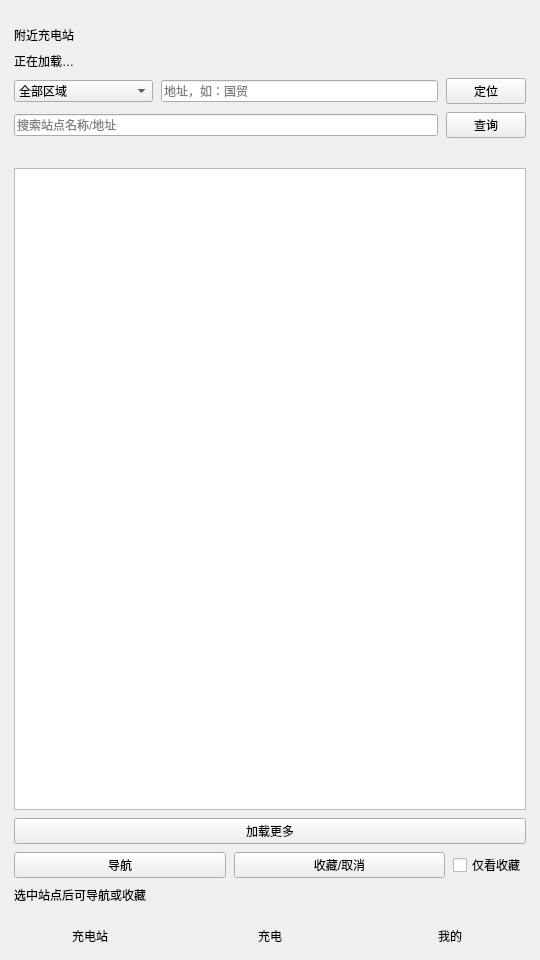
First picture: the form in user_client/MainWindow.ui, repository asdjqw/Charging_Pile_System, before the edit.
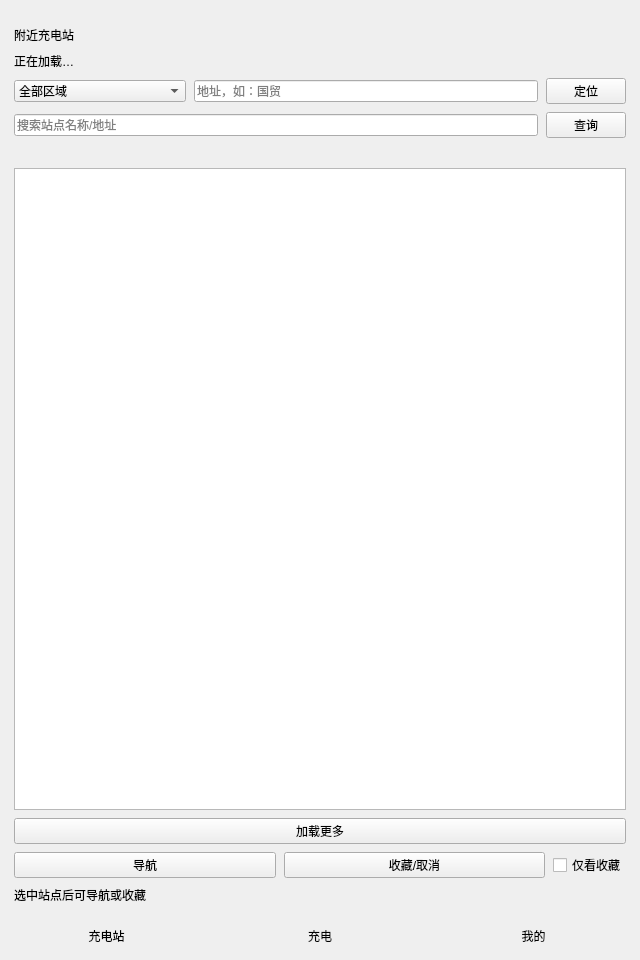
Second picture: the form after the edit.

Commit message:
feat(ui): 用户端默认窗口调宽（主窗口 640×960，登录窗 620×920）
- 主窗口默认宽度 540→640，最小宽度 480→560，最大宽度 620→800
- 登录窗固定宽度 520→620，与主窗口视觉衔接一致

The edit to the form file:
```diff
--- a/user_client/MainWindow.ui
+++ b/user_client/MainWindow.ui
@@ -9,19 +9,19 @@
    <rect>
     <x>0</x>
     <y>0</y>
-    <width>540</width>
+    <width>640</width>
     <height>960</height>
    </rect>
   </property>
   <property name="minimumSize">
    <size>
-    <width>480</width>
+    <width>560</width>
     <height>840</height>
    </size>
   </property>
   <property name="maximumSize">
    <size>
-    <width>620</width>
+    <width>800</width>
     <height>16777215</height>
    </size>
   </property>
```
The commit also changes 3 other files.
